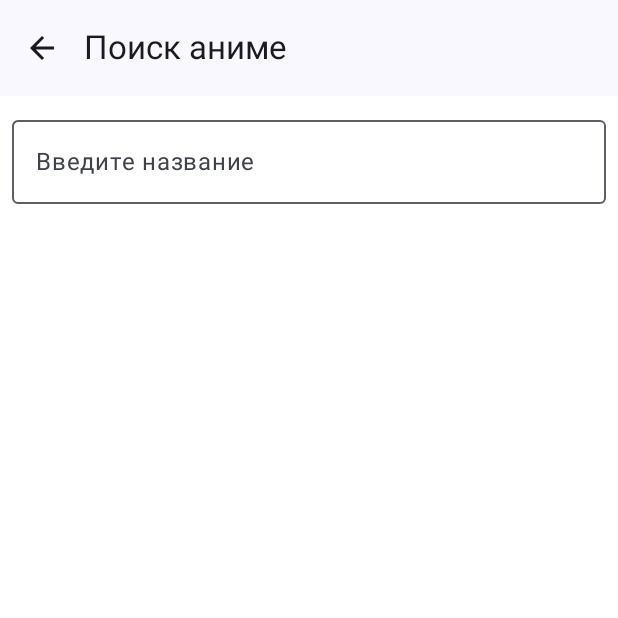
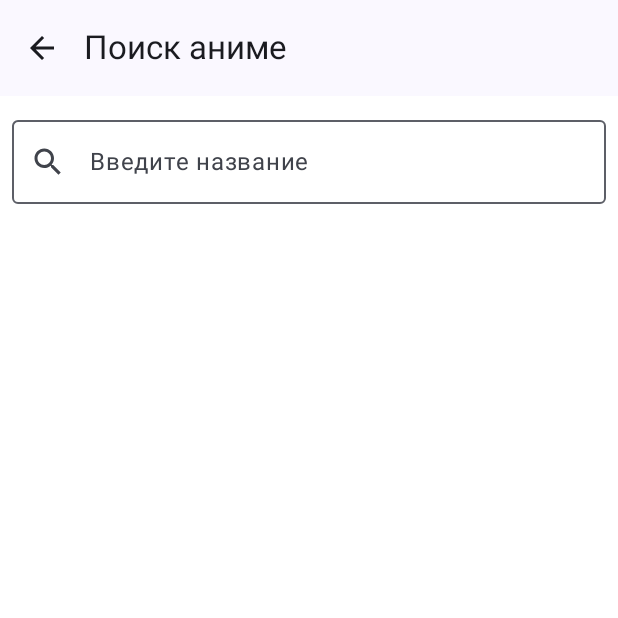
Before and after one commit to sharina-ya/FEFU-2025-Android-Base-Repo, an Android app built with Jetpack Compose: the SearchScreen screen opened through its navigation route, on a phone screen of 412 x 824 dp, the top half of it. Run offline under Robolectric (Android 15) with nearby library versions, the phone set to English and light mode, and no system bars; pictures from the network do not load; 3 statements that could not run were skipped.

Commit message:
Add files via upload

```diff
--- a/app/src/main/java/co/feip/fefu2025/presentation/animeList/AnimeListScreen.kt
+++ b/app/src/main/java/co/feip/fefu2025/presentation/animeList/AnimeListScreen.kt
@@ -12,6 +12,10 @@ import androidx.lifecycle.viewmodel.compose.viewModel
 import co.feip.fefu2025.domain.model.Anime
 import androidx.compose.ui.res.painterResource
 import androidx.compose.foundation.Image
+import androidx.compose.foundation.background
+import androidx.compose.foundation.lazy.LazyRow
+import androidx.compose.foundation.lazy.itemsIndexed
+import androidx.compose.foundation.lazy.rememberLazyListState
 import androidx.compose.material.icons.Icons
 import androidx.compose.material.icons.filled.ArrowBack
 import androidx.compose.material.icons.filled.Search
@@ -20,17 +24,75 @@ import androidx.compose.ui.Alignment
 import co.feip.fefu2025.presentation.search.SearchViewModel
 import androidx.compose.runtime.collectAsState
 import androidx.compose.material3.TopAppBar
+import androidx.compose.ui.layout.ContentScale
+import coil.compose.AsyncImage
+import androidx.compose.ui.graphics.Color
+import kotlinx.coroutines.flow.collectLatest
+import kotlinx.coroutines.flow.debounce
+import kotlinx.coroutines.flow.distinctUntilChanged
 
-
+@OptIn(ExperimentalMaterial3Api::class)
 @Composable
-
 fun AnimeListScreen(
     onAnimeClick: (Int) -> Unit,
     onSearchClick: () -> Unit,
     viewModel: AnimeListViewModel = viewModel()
 ) {
     val uiState by viewModel.uiState.collectAsState()
+    val popularUiState by viewModel.popularUiState.collectAsState()
 
+    Column(modifier = Modifier.fillMaxSize()) {
+        // Поле поиска
+        OutlinedTextField(
+            value = "",
+            onValueChange = {},
+            modifier = Modifier
+                .fillMaxWidth()
+                .clickable { onSearchClick() }
+                .padding(16.dp),
+            enabled = false,
+            placeholder = { Text("Поиск аниме") }
+        )
+
+        Text("Популярные аниме", style = MaterialTheme.typography.titleMedium, modifier = Modifier.padding(start = 16.dp))
+
+        when (popularUiState) {
+            is UiState.Loading -> {
+                Box(Modifier.fillMaxWidth().height(120.dp), contentAlignment = Alignment.Center) {
+                    CircularProgressIndicator()
+                }
+            }
+            is UiState.Error -> {
+                val message = (popularUiState as UiState.Error).message
+                Text("Ошибка: $message", color = Color.Red, modifier = Modifier.padding(16.dp))
+            }
+            is UiState.Success -> {
+                val popularList = (popularUiState as UiState.Success<List<Anime>>).data
+                LazyRow(
+                    modifier = Modifier
+                        .fillMaxWidth()
+                        .height(220.dp)
+                        .padding(vertical = 8.dp),
+                    contentPadding = PaddingValues(horizontal = 16.dp)
+                ) {
+                    itemsIndexed(popularList) { index, anime ->
+                        PopularAnimeCard(anime = anime, onClick = { onAnimeClick(anime.id) })
+
+                        if (index == popularList.lastIndex - 1) {
+                            LaunchedEffect(Unit) {
+                                viewModel.loadNextPopularPage()
+                            }
+                        }
+                    }
+                }
+            }
+
+            else -> {}
+        }
+
+        Spacer(Modifier.height(16.dp))
+
+        // Основной список аниме
         when (uiState) {
             is UiState.Loading -> {
                 Box(Modifier.fillMaxSize(), contentAlignment = Alignment.Center) {
@@ -39,42 +101,48 @@ fun AnimeListScreen(
             }
             is UiState.Error -> {
                 val message = (uiState as UiState.Error).message
-            Box(Modifier.fillMaxSize(), contentAlignment = Alignment.Center) {
-                Column(horizontalAlignment = Alignment.CenterHorizontally) {
-                    Text(text = message)
-                    Spacer(Modifier.height(8.dp))
-                    Button(onClick = { viewModel.loadAnimeList() }) {
-                        Text("Повторить")
-                    }
-                }
-            }
+                Text("Ошибка: $message", color = Color.Red, modifier = Modifier.padding(16.dp))
             }
             is UiState.Success -> {
                 val animeList = (uiState as UiState.Success<List<Anime>>).data
-            Column(Modifier.fillMaxSize()) {
-                OutlinedTextField(
-                    value = "",
-                    onValueChange = {},
-                    label = { Text("Поиск") },
-                    modifier = Modifier
-                        .fillMaxWidth()
-                        .padding(8.dp)
-                        .clickable { onSearchClick() },
-                    enabled = false, // запрещаем ввод, чтобы поле было "только для открытия"
-                    readOnly = true,
-                    trailingIcon = {
-                        Icon(Icons.Default.Search, contentDescription = "Поиск")
-                    }
-                )
-                LazyColumn {
+                LazyColumn(
+                    modifier = Modifier.fillMaxSize(),
+                    contentPadding = PaddingValues(16.dp)
+                ) {
                     items(animeList) { anime ->
                         AnimeCard(anime = anime, onClick = { onAnimeClick(anime.id) })
                     }
                 }
             }
+
+            else -> {}
         }
     }
 }
+
+@Composable
+fun PopularAnimeCard(anime: Anime, onClick: () -> Unit) {
+    Card(
+        modifier = Modifier
+            .padding(8.dp)
+            .size(width = 140.dp, height = 200.dp)
+            .clickable { onClick() },
+        elevation = CardDefaults.cardElevation(4.dp)
+    ) {
+        Column(Modifier.padding(8.dp)) {
+            AsyncImage(
+                model = anime.imageUrl, // теперь поле есть
+                contentDescription = anime.title,
+                contentScale = ContentScale.Crop,
+                modifier = Modifier.size(120.dp)
+            )
+            Spacer(Modifier.height(8.dp))
+            Text(anime.title, maxLines = 2, style = MaterialTheme.typography.bodyMedium)
+        }
+    }
+}
+
+
 
 
 
@@ -125,9 +193,7 @@ fun GenreChip(genre: String) {
             modifier = Modifier.padding(horizontal = 6.dp, vertical = 2.dp)
         )
     }
-}
-
-@OptIn(ExperimentalMaterial3Api::class)
+}@OptIn(ExperimentalMaterial3Api::class)
 @Composable
 fun SearchScreen(
     onBack: () -> Unit,
@@ -136,9 +202,20 @@ fun SearchScreen(
 ) {
     var query by remember { mutableStateOf("") }
     val uiState by viewModel.uiState.collectAsState()
+    val listState = rememberLazyListState()
 
+    // Debounce для запроса поиска: ждём 500 мс после последнего ввода, чтобы не гонять слишком много запросов
     LaunchedEffect(query) {
-        viewModel.search(query)
+        snapshotFlow { query }
+            .debounce(500)
+            .distinctUntilChanged()
+            .collectLatest { searchText ->
+                if (searchText.isNotBlank()) {
+                    viewModel.searchAnime(searchText) // Запускаем поиск по популярным аниме
+                } else {
+                    viewModel.reset() // Сбрасываем результаты, если строка пустая
+                }
+            }
     }
 
     Column(Modifier.fillMaxSize()) {
@@ -157,41 +234,81 @@ fun SearchScreen(
             label = { Text("Введите название") },
             modifier = Modifier
                 .fillMaxWidth()
-                .padding(8.dp)
+                .padding(8.dp),
+            singleLine = true,
+            leadingIcon = { Icon(Icons.Default.Search, contentDescription = null) }
         )
 
         when (uiState) {
-            is UiState.Loading -> {
-                Box(Modifier.fillMaxSize(), contentAlignment = Alignment.Center) {
+            is UiState.Loading -> Box(
+                Modifier.fillMaxSize(),
+                contentAlignment = Alignment.Center
+            ) {
                 CircularProgressIndicator()
-                }
             }
             is UiState.Error -> {
                 val message = (uiState as UiState.Error).message
-                Box(Modifier.fillMaxSize(), contentAlignment = Alignment.Center) {
+                Box(
+                    Modifier.fillMaxSize(),
+                    contentAlignment = Alignment.Center
+                ) {
                     Column(horizontalAlignment = Alignment.CenterHorizontally) {
-                        Text(message)
+                        Text(message, color = MaterialTheme.colorScheme.error)
                         Spacer(Modifier.height(8.dp))
-                        Button(onClick = { viewModel.search(query) }) {
+                        Button(onClick = { viewModel.searchAnime(query) }) {
                             Text("Повторить")
                         }
                     }
                 }
             }
-            is UiState.Success<*> -> {
+            is UiState.Success -> {
                 val results = (uiState as UiState.Success<List<Anime>>).data
                 if (results.isEmpty()) {
-                    Box(Modifier.fillMaxSize(), contentAlignment = Alignment.Center) {
+                    Box(
+                        Modifier.fillMaxSize(),
+                        contentAlignment = Alignment.Center
+                    ) {
                         Text("Результаты отсутствуют")
                     }
                 } else {
-                    LazyColumn {
+                    LazyColumn(
+                        state = listState,
+                        modifier = Modifier.fillMaxSize(),
+                        contentPadding = PaddingValues(16.dp)
+                    ) {
                         items(results) { anime ->
                             AnimeCard(anime = anime, onClick = { onAnimeClick(anime.id) })
+                        }
+                        // Индикатор загрузки внизу списка при подгрузке следующей страницы
+                        item {
+                            if (viewModel.isLoading) {
+                                Box(
+                                    Modifier
+                                        .fillMaxWidth()
+                                        .padding(16.dp),
+                                    contentAlignment = Alignment.Center
+                                ) {
+                                    CircularProgressIndicator()
                                 }
                             }
                         }
                     }
+
+                    // Пагинация: подгружаем следующую страницу, когда пользователь близок к концу списка
+                    val shouldLoadMore = remember {
+                        derivedStateOf {
+                            val lastVisibleItem = listState.layoutInfo.visibleItemsInfo.lastOrNull()?.index ?: 0
+                            lastVisibleItem >= results.size - 5 && !viewModel.isLoading
+                        }
+                    }
+                    LaunchedEffect(shouldLoadMore.value) {
+                        if (shouldLoadMore.value) {
+                            viewModel.loadNextPage()
                         }
                     }
                 }
+            }
+            else -> {}
+        }
+    }
+}
--- a/app/src/main/java/co/feip/fefu2025/presentation/animeList/AnimeListViewModel.kt
+++ b/app/src/main/java/co/feip/fefu2025/presentation/animeList/AnimeListViewModel.kt
@@ -4,17 +4,25 @@ import androidx.lifecycle.ViewModel
 import androidx.lifecycle.viewModelScope
 import co.feip.fefu2025.data.repository.MockAnimeRepository
 import co.feip.fefu2025.domain.model.Anime
+import co.feip.fefu2025.domain.repository.AnimeRepository
 import kotlinx.coroutines.flow.MutableStateFlow
 import kotlinx.coroutines.flow.StateFlow
 import kotlinx.coroutines.launch
-
 
 class AnimeListViewModel : ViewModel() {
     private val _uiState = MutableStateFlow<UiState<List<Anime>>>(UiState.Loading)
     val uiState: StateFlow<UiState<List<Anime>>> = _uiState
 
+    private val _popularUiState = MutableStateFlow<UiState<List<Anime>>>(UiState.Success(emptyList()))
+    val popularUiState: StateFlow<UiState<List<Anime>>> = _popularUiState
+
+    private var currentPage = 1
+    private var isLoadingPage = false
+    private var isLastPage = false
+
     init {
         loadAnimeList()
+        loadPopularAnimePage(1)
     }
 
     fun loadAnimeList() {
@@ -28,7 +36,66 @@ class AnimeListViewModel : ViewModel() {
             }
         }
     }
+
+    fun loadPopularAnimePage(page: Int) {
+        if (isLoadingPage || isLastPage) return
+        isLoadingPage = true
+
+        viewModelScope.launch {
+            _popularUiState.value = UiState.Loading
+            try {
+                val popularList = MockAnimeRepository.getPopularAnime(page)
+                if (popularList.isEmpty()) {
+                    isLastPage = true
+                } else {
+                    val currentList = (_popularUiState.value as? UiState.Success)?.data ?: emptyList()
+                    _popularUiState.value = UiState.Success(currentList + popularList)
+                    currentPage = page
+                }
+            } catch (e: Exception) {
+                _popularUiState.value = UiState.Error(e.message ?: "Ошибка загрузки популярных аниме")
+            } finally {
+                isLoadingPage = false
+            }
+        }
+    }
+
+    fun loadNextPopularPage() {
+        if (!isLoadingPage && !isLastPage) {
+            loadPopularAnimePage(currentPage + 1)
+        }
+    }
 }
+
+
+
+class RecommendationsViewModel(
+    private val repository: AnimeRepository = MockAnimeRepository // Используем MockAnimeRepository по умолчанию
+) : ViewModel() {
+
+    private val _uiState = MutableStateFlow<UiState<List<Anime>>>(UiState.Loading)
+    val uiState: StateFlow<UiState<List<Anime>>> = _uiState
+
+    init {
+        loadAllAnime() // Загружаем все аниме при инициализации ViewModel
+    }
+
+    private fun loadAllAnime() {
+        viewModelScope.launch {
+            _uiState.value = UiState.Loading // Показываем загрузку
+            try {
+                val allAnimeList = repository.getAnimeList() // Вызываем getAnimeList()
+                _uiState.value = UiState.Success(allAnimeList) // Обновляем состояние успешной загрузкой
+            } catch (e: Exception) {
+                // В случае ошибки показываем сообщение об ошибке
+                _uiState.value = UiState.Error(e.message ?: "Ошибка загрузки всех аниме")
+            }
+        }
+    }
+}
+
+
+
 sealed class UiState<out T> {
     object Loading : UiState<Nothing>()
     data class Success<T>(val data: T) : UiState<T>()
```
Lines whose indentation alone changed are shown as unchanged.
